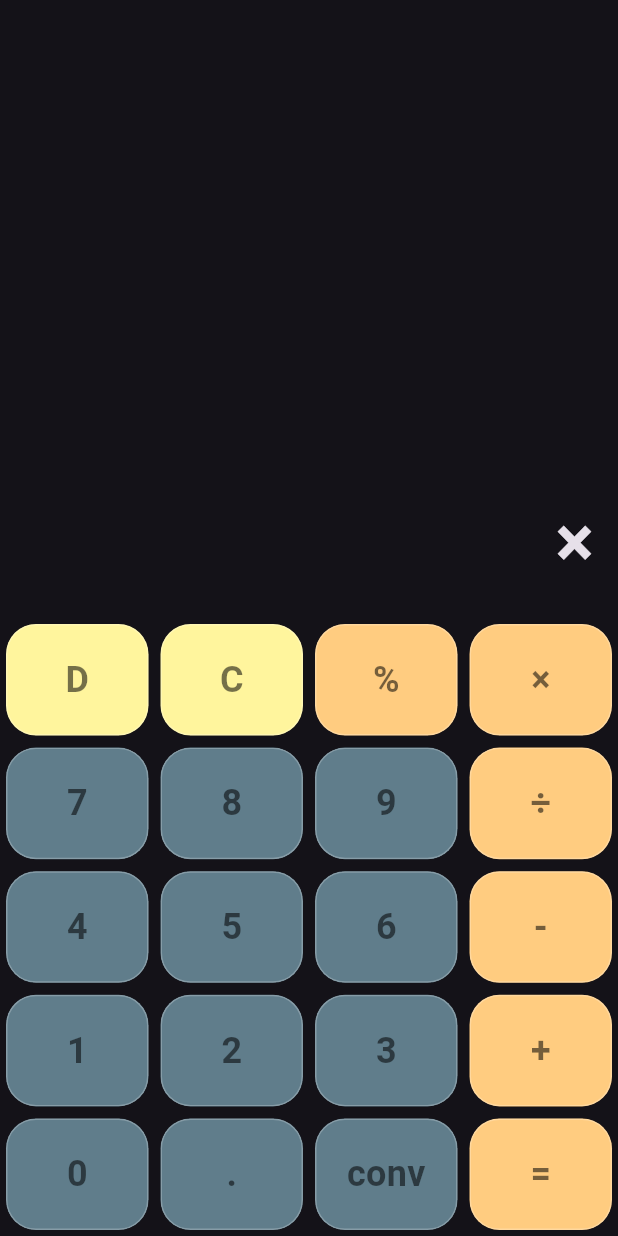
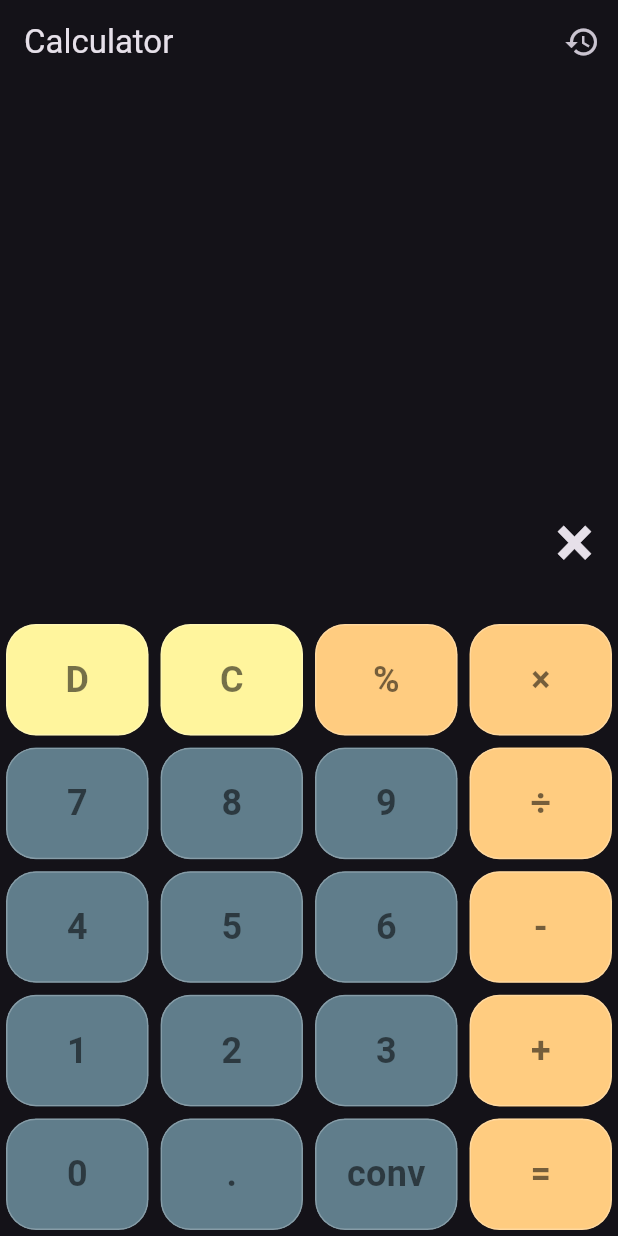
Before and after one commit to LinataON/calculator, a Flutter app: the screen it shows after launch, after a tap on an icon or button, on a phone screen of 412 x 824 dp. Run offline on Flutter 3.47's test engine with Material 3 defaults, Android fonts, the phone set to English and light mode, and no system bars; our stand-ins replace shared_preferences.

Commit message:
History added

```diff
--- a/lib/calculator_screen.dart
+++ b/lib/calculator_screen.dart
@@ -1,7 +1,8 @@
-
 import 'package:flutter/material.dart';
+import 'package:shared_preferences/shared_preferences.dart';
 
 import 'button_values.dart';
+import 'history_screen.dart'; // Import the History Screen
 
 class CalculatorScreen extends StatefulWidget {
   const CalculatorScreen({super.key});
@@ -11,24 +12,49 @@ class CalculatorScreen extends StatefulWidget {
 }
 
 class _CalculatorScreenState extends State<CalculatorScreen> {
-  String number1 = ""; // . 0-9
-  String operand = ""; // + = * /
-  String number2 = ""; // . 0-9
+  String number1 = "";
+  String operand = "";
+  String number2 = "";
+
+  SharedPreferences? _prefs; // SharedPreferences instance
+
+  @override
+  void initState() {
+    super.initState();
+    _initPrefs();
+  }
+
+  // Initialize SharedPreferences instance
+  void _initPrefs() async {
+    _prefs = await SharedPreferences.getInstance();
+  }
 
   @override
   Widget build(BuildContext context) {
-    final screenSize=MediaQuery.of(context).size;
-    return  Scaffold(
+    final screenSize = MediaQuery.of(context).size;
+    return Scaffold(
+      appBar: AppBar(
+        title: Text('Calculator'),
+        actions: [
+          IconButton(
+            onPressed: () {
+              Navigator.push(
+                context,
+                MaterialPageRoute(builder: (context) => HistoryScreen()),
+              );
+            },
+            icon: Icon(Icons.history),
+          ),
+        ],
+      ),
       body: SafeArea(
         bottom: false,
         child: Column(
           children: [
-          //output
             Expanded(
-                child:SingleChildScrollView(
+              child: SingleChildScrollView(
                 reverse: true,
                 child: Container(
-                    //color: Colors.blueGrey,
                   alignment: Alignment.bottomRight,
                   padding: const EdgeInsets.all(16),
                   child: Text(
@@ -42,29 +68,25 @@ class _CalculatorScreenState extends State<CalculatorScreen> {
                     textAlign: TextAlign.end,
                   ),
                 ),
-                ), ),
-
-          //buttons
+              ),
+            ),
             Wrap(
               children: Btn.buttonValues
                   .map(
                     (value) => SizedBox(
-                        //width: value == Btn.n0
-                          //? screenSize.width/2
-                          //: (screenSize.width/4),
-                          width: screenSize.width/4,
-                          height: screenSize.width/5,
-                          child: buildButton(value)
+                  width: screenSize.width / 4,
+                  height: screenSize.width / 5,
+                  child: buildButton(value),
                 ),
               )
                   .toList(),
-            )
-
-        ],),
+            ),
+          ],
+        ),
       ),
     );
   }
-//buttons design
+
   Widget buildButton(value) {
     return Padding(
       padding: const EdgeInsets.all(4.0),
@@ -85,7 +107,7 @@ class _CalculatorScreenState extends State<CalculatorScreen> {
               style: const TextStyle(
                 fontWeight: FontWeight.bold,
                 fontSize: 24,
-                color: Colors.black54
+                color: Colors.black54,
               ),
             ),
           ),
@@ -93,40 +115,38 @@ class _CalculatorScreenState extends State<CalculatorScreen> {
       ),
     );
   }
-  // ################
-  void onBtnTap(String value){
-    if(value==Btn.del){
+
+  void onBtnTap(String value) {
+    if (value == Btn.del) {
       delete();
       return;
     }
-    if(value==Btn.clr){
+    if (value == Btn.clr) {
       clearAll();
       return;
     }
-    if(value==Btn.per){
+    if (value == Btn.per) {
       convertToPercentage();
       return;
     }
-    if(value==Btn.calculate){
+    if (value == Btn.calculate) {
       calculate();
       return;
     }
-
     appendValue(value);
   }
 
-  // calculates the result
-  void calculate(){
-    if(number1.isEmpty) return;
-    if(operand.isEmpty) return;
-    if(number2.isEmpty) return;
+  void calculate() {
+    if (number1.isEmpty) return;
+    if (operand.isEmpty) return;
+    if (number2.isEmpty) return;
 
     final double num1 = double.parse(number1);
     final double num2 = double.parse(number2);
 
     var result = 0.0;
 
-    switch (operand){
+    switch (operand) {
       case Btn.add:
         result = num1 + num2;
         break;
@@ -145,23 +165,30 @@ class _CalculatorScreenState extends State<CalculatorScreen> {
     setState(() {
       number1 = "$result";
 
-      if(number1.endsWith(".0")){
-        number1 = number1.substring(0, number1.length -2);
+      if (number1.endsWith(".0")) {
+        number1 = number1.substring(0, number1.length - 2);
         operand = "";
         number2 = "";
       }
     });
 
+    // Store the calculation in history
+    _storeHistory("$num1 $operand $num2 = $result");
   }
 
-  // convert to percentage
-  void convertToPercentage(){
-    if(number1.isNotEmpty&&operand.isNotEmpty&&number2.isNotEmpty){
-      //calculate before converting to percentage
+  void _storeHistory(String calculation) async {
+    if (_prefs != null) {
+      final history = _prefs!.getStringList('history') ?? [];
+      history.add('$calculation - ${DateTime.now().toString()}');
+      await _prefs!.setStringList('history', history);
+    }
+  }
+
+  void convertToPercentage() {
+    if (number1.isNotEmpty && operand.isNotEmpty && number2.isNotEmpty) {
       calculate();
     }
-    if(operand.isNotEmpty){
-      // can not be converted
+    if (operand.isNotEmpty) {
       return;
     }
     final number = double.parse(number1);
@@ -172,8 +199,7 @@ class _CalculatorScreenState extends State<CalculatorScreen> {
     });
   }
 
-// clears all
-  void clearAll(){
+  void clearAll() {
     setState(() {
       number1 = "";
       operand = "";
@@ -181,33 +207,32 @@ class _CalculatorScreenState extends State<CalculatorScreen> {
     });
   }
 
-// delete one from the end
-  void delete(){
-    if(number2.isNotEmpty){
+  void delete() {
+    if (number2.isNotEmpty) {
       number2 = number2.substring(0, number2.length - 1);
-    }else if(operand.isNotEmpty){
+    } else if (operand.isNotEmpty) {
       operand = "";
-    }else if(number1.isNotEmpty){
+    } else if (number1.isNotEmpty) {
       number1 = number1.substring(0, number1.length - 1);
     }
     setState(() {});
   }
-  void appendValue(String value){
 
-    if(value!=Btn.dot&&int.tryParse(value)==null){
-      if(operand.isNotEmpty&&number2.isNotEmpty){
+  void appendValue(String value) {
+    if (value != Btn.dot && int.tryParse(value) == null) {
+      if (operand.isNotEmpty && number2.isNotEmpty) {
         calculate();
       }
       operand = value;
-    }else if(number1.isEmpty ||operand.isEmpty){
-      if(value==Btn.dot && number1.contains(Btn.dot))return;
-      if(value==Btn.dot && (number1.isEmpty || number1==Btn.n0)){
+    } else if (number1.isEmpty || operand.isEmpty) {
+      if (value == Btn.dot && number1.contains(Btn.dot)) return;
+      if (value == Btn.dot && (number1.isEmpty || number1 == Btn.n0)) {
         value = "0.";
       }
       number1 += value;
-    }else if(number2.isEmpty ||operand.isNotEmpty){
-      if(value==Btn.dot && number2.contains(Btn.dot))return;
-      if(value==Btn.dot && (number2.isEmpty || number2==Btn.n0)){
+    } else if (number2.isEmpty || operand.isNotEmpty) {
+      if (value == Btn.dot && number2.contains(Btn.dot)) return;
+      if (value == Btn.dot && (number2.isEmpty || number2 == Btn.n0)) {
         value = "0.";
       }
       number2 += value;
@@ -215,8 +240,7 @@ class _CalculatorScreenState extends State<CalculatorScreen> {
     setState(() {});
   }
 
-  // ################
-  Color getBtnColor(value){
+  Color getBtnColor(value) {
     return [Btn.del, Btn.clr].contains(value)
         ? Colors.yellow.shade200
         : [
@@ -226,9 +250,8 @@ class _CalculatorScreenState extends State<CalculatorScreen> {
       Btn.subtract,
       Btn.divide,
       Btn.calculate,
-
     ].contains(value)
         ? Colors.orange.shade200
-        :Colors.blueGrey;
+        : Colors.blueGrey;
   }
 }
--- a/pubspec.yaml
+++ b/pubspec.yaml
@@ -30,7 +30,7 @@ environment:
 dependencies:
   flutter:
     sdk: flutter
-
+  shared_preferences: ^2.0.8  # Add this line
 
   # The following adds the Cupertino Icons font to your application.
   # Use with the CupertinoIcons class for iOS style icons.
```
Also changed, not shown: lib/history_screen.dart (added, +46 -0 lines), pubspec.lock, 1 other file. Lines whose indentation alone changed are shown as unchanged.
